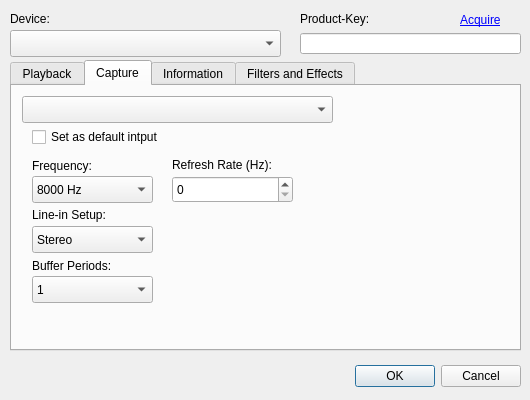
Before: the Qt Designer form aaxconfig/aaxconfig.ui in adalinbv/aax-support, drawn with Qt 5.
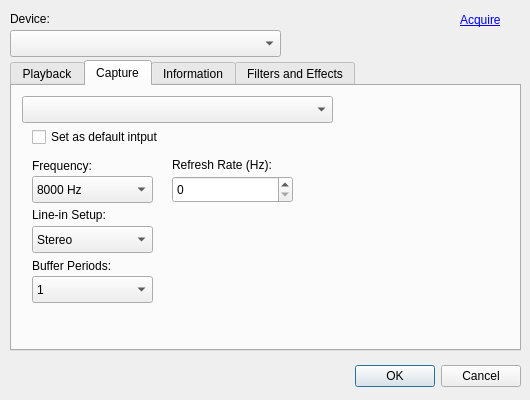
After: the same form once the commit is applied. Custom widgets are drawn as their Qt base class.

Commit message: Remove product key support

```diff
--- a/aaxconfig/aaxconfig.ui
+++ b/aaxconfig/aaxconfig.ui
@@ -25,35 +25,6 @@
   <property name="windowTitle">
    <string>AeonWave Configuration</string>
   </property>
-  <widget class="ConfigLineEdit" name="ProductKey">
-   <property name="geometry">
-    <rect>
-     <x>300</x>
-     <y>33</y>
-     <width>221</width>
-     <height>21</height>
-    </rect>
-   </property>
-   <property name="toolTip">
-    <string>&lt;html&gt;&lt;head/&gt;&lt;body&gt;&lt;p&gt;A valid prouduct key unlocks the advanced options of AeonWave and turns the software from the Lite mode to the HD mode.&lt;/p&gt;&lt;/body&gt;&lt;/html&gt;</string>
-   </property>
-   <property name="maxLength">
-    <number>32</number>
-   </property>
-  </widget>
-  <widget class="QLabel" name="label_product_key">
-   <property name="geometry">
-    <rect>
-     <x>300</x>
-     <y>10</y>
-     <width>91</width>
-     <height>17</height>
-    </rect>
-   </property>
-   <property name="text">
-    <string>Product-Key:</string>
-   </property>
-  </widget>
   <widget class="QComboBox" name="Device">
    <property name="geometry">
     <rect>
@@ -819,13 +790,6 @@
    </property>
   </widget>
  </widget>
- <customwidgets>
-  <customwidget>
-   <class>ConfigLineEdit</class>
-   <extends>QLineEdit</extends>
-   <header>aaxwidgets.h</header>
-  </customwidget>
- </customwidgets>
  <tabstops>
   <tabstop>Device</tabstop>
   <tabstop>ProductKey</tabstop>
```
Left out of the diff: 5 changed lines with no effect on the pictures. The commit also changes 7 other files.
